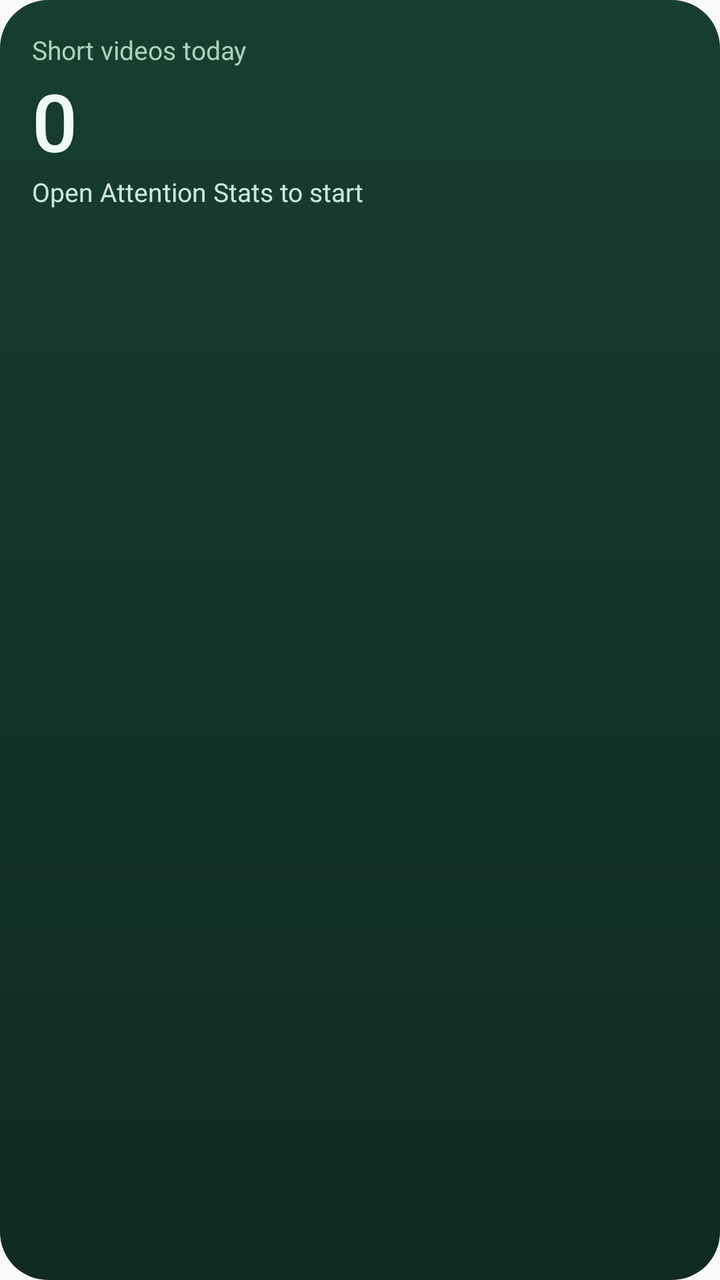
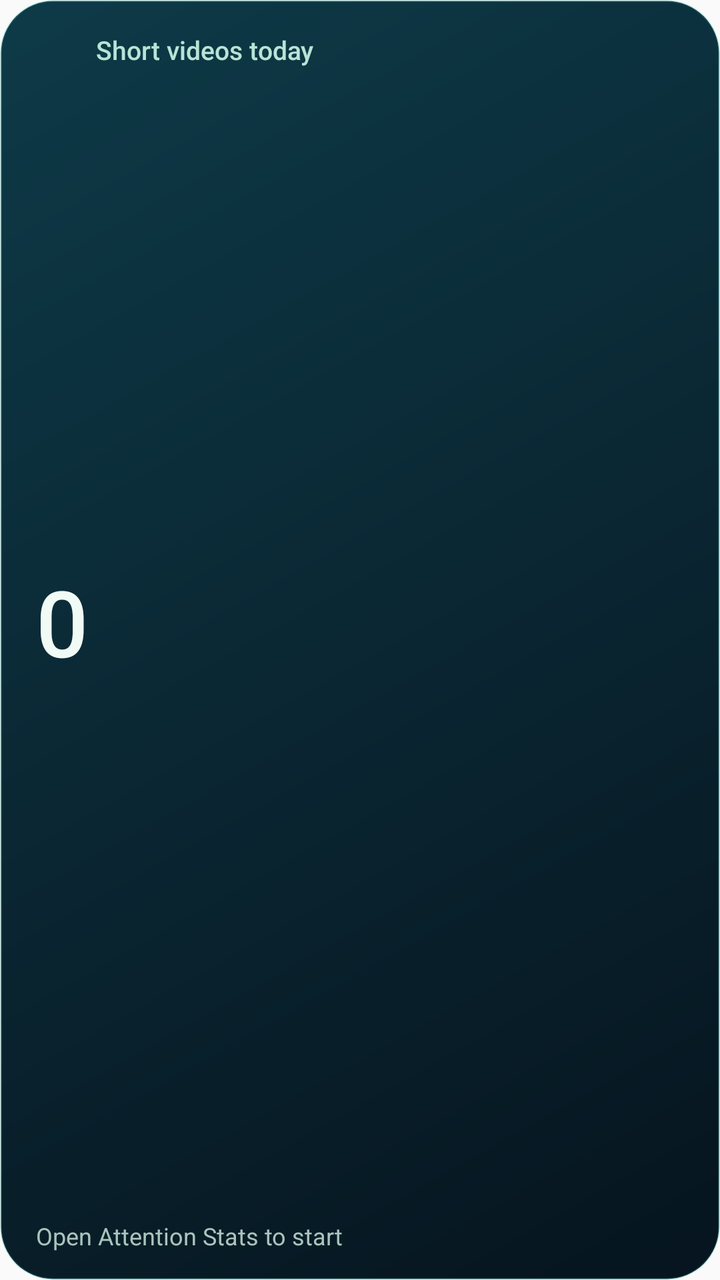

Two renders of the same Android screen: before a commit and after it. Below are the layout's source before the change and the commit's diff.
<!-- AndroidManifest.xml: application theme AppTheme -->
<!-- res/layout/widget_today.xml -->
<?xml version="1.0" encoding="utf-8"?>
<LinearLayout xmlns:android="http://schemas.android.com/apk/res/android"
    android:id="@+id/widget_root"
    android:layout_width="match_parent"
    android:layout_height="match_parent"
    android:background="@drawable/widget_bg"
    android:orientation="vertical"
    android:padding="16dp">
    <TextView
        android:layout_width="wrap_content"
        android:layout_height="wrap_content"
        android:text="@string/widget_title"
        android:textColor="#FFA9D2BF"
        android:textSize="13sp" />
    <TextView
        android:id="@+id/widget_count"
        android:layout_width="wrap_content"
        android:layout_height="wrap_content"
        android:fontFamily="sans-serif-medium"
        android:text="0"
        android:textColor="#FFF1FBF5"
        android:textSize="40sp" />
    <TextView
        android:id="@+id/widget_detail"
        android:layout_width="match_parent"
        android:layout_height="wrap_content"
        android:maxLines="2"
        android:text="@string/widget_empty"
        android:textColor="#FFCFE8DB"
        android:textSize="13sp" />
</LinearLayout>
<!-- resources referenced by this layout -->
<resources>
  <!-- drawable widget_bg (drawable) -->
  <?xml version="1.0" encoding="utf-8"?>
  <shape xmlns:android="http://schemas.android.com/apk/res/android" android:shape="rectangle">
      <gradient android:angle="270" android:startColor="#FF173E30" android:endColor="#FF0F2A20" />
      <corners android:radius="24dp" />
  </shape>
  <string name="widget_empty">Open Attention Stats to start</string>
  <string name="widget_title">Short videos today</string>
  <style name="AppTheme" parent="Theme.AppCompat.DayNight.NoActionBar">
          
          <item name="android:editTextBackground">@drawable/rn_edit_text_material</item>
      </style>
  <!-- drawable rn_edit_text_material (drawable) -->
  <?xml version="1.0" encoding="utf-8"?>
  <inset xmlns:android="http://schemas.android.com/apk/res/android"
         android:insetLeft="@dimen/abc_edit_text_inset_horizontal_material"
         android:insetRight="@dimen/abc_edit_text_inset_horizontal_material"
         android:insetTop="@dimen/abc_edit_text_inset_top_material"
         android:insetBottom="@dimen/abc_edit_text_inset_bottom_material"
         >
  
      <selector>
          
          <item android:state_enabled="false" android:drawable="@drawable/abc_textfield_default_mtrl_alpha"/>
          <item android:drawable="@drawable/abc_textfield_activated_mtrl_alpha"/>
      </selector>
  
  </inset>
</resources>

<!-- the commit's change to res/layout/widget_today.xml (unified diff, before → after) -->
@@ -5,27 +5,69 @@
     android:layout_height="match_parent"
     android:background="@drawable/widget_bg"
     android:orientation="vertical"
-    android:padding="16dp">
-    <TextView
-        android:layout_width="wrap_content"
+    android:paddingStart="18dp"
+    android:paddingTop="14dp"
+    android:paddingEnd="18dp"
+    android:paddingBottom="14dp">
+
+    <LinearLayout
+        android:layout_width="match_parent"
         android:layout_height="wrap_content"
-        android:text="@string/widget_title"
-        android:textColor="#FFA9D2BF"
-        android:textSize="13sp" />
-    <TextView
-        android:id="@+id/widget_count"
-        android:layout_width="wrap_content"
-        android:layout_height="wrap_content"
-        android:fontFamily="sans-serif-medium"
-        android:text="0"
-        android:textColor="#FFF1FBF5"
-        android:textSize="40sp" />
+        android:gravity="center_vertical"
+        android:orientation="horizontal">
+        <ImageView
+            android:layout_width="22dp"
+            android:layout_height="22dp"
+            android:contentDescription="@null"
+            android:src="@mipmap/ic_launcher_round" />
+        <TextView
+            android:id="@+id/widget_title"
+            android:layout_width="0dp"
+            android:layout_height="wrap_content"
+            android:layout_marginStart="8dp"
+            android:layout_weight="1"
+            android:ellipsize="end"
+            android:fontFamily="sans-serif-medium"
+            android:maxLines="1"
+            android:text="@string/widget_title"
+            android:textColor="#FFB7E4D6"
+            android:textSize="13sp" />
+    </LinearLayout>
+
+    <LinearLayout
+        android:layout_width="match_parent"
+        android:layout_height="0dp"
+        android:layout_weight="1"
+        android:gravity="center_vertical"
+        android:orientation="vertical">
+        <TextView
+            android:id="@+id/widget_count"
+            android:layout_width="wrap_content"
+            android:layout_height="wrap_content"
+            android:fontFamily="sans-serif-medium"
+            android:includeFontPadding="false"
+            android:maxLines="1"
+            android:text="0"
+            android:textColor="#FFF1FBF5"
+            android:textSize="46sp" />
+        <TextView
+            android:id="@+id/widget_unit"
+            android:layout_width="wrap_content"
+            android:layout_height="wrap_content"
+            android:layout_marginTop="2dp"
+            android:maxLines="1"
+            android:text=""
+            android:textColor="#FF8FE0BB"
+            android:textSize="13sp" />
+    </LinearLayout>
+
     <TextView
         android:id="@+id/widget_detail"
         android:layout_width="match_parent"
         android:layout_height="wrap_content"
+        android:ellipsize="end"
         android:maxLines="2"
         android:text="@string/widget_empty"
-        android:textColor="#FFCFE8DB"
-        android:textSize="13sp" />
+        android:textColor="#FFA9C4BC"
+        android:textSize="12sp" />
 </LinearLayout>
<!-- resource entries referenced after the edit -->
@@ -3,15 +3,23 @@
   <!-- drawable widget_bg (drawable) -->
   <?xml version="1.0" encoding="utf-8"?>
   <shape xmlns:android="http://schemas.android.com/apk/res/android" android:shape="rectangle">
-      <gradient android:angle="270" android:startColor="#FF173E30" android:endColor="#FF0F2A20" />
-      <corners android:radius="24dp" />
+      <gradient android:angle="315" android:startColor="#FF0E3A48" android:endColor="#FF06141E" />
+      <stroke android:width="1dp" android:color="#3354D6C4" />
+      <corners android:radius="26dp" />
   </shape>
+  <!-- mipmap ic_launcher_round (mipmap-anydpi-v26) -->
+  <?xml version="1.0" encoding="utf-8"?>
+  <adaptive-icon xmlns:android="http://schemas.android.com/apk/res/android">
+      <background android:drawable="@color/ic_launcher_background" />
+      <foreground android:drawable="@mipmap/ic_launcher_foreground" />
+  </adaptive-icon>
   <string name="widget_empty">Open Attention Stats to start</string>
   <string name="widget_title">Short videos today</string>
   <style name="AppTheme" parent="Theme.AppCompat.DayNight.NoActionBar">
           
           <item name="android:editTextBackground">@drawable/rn_edit_text_material</item>
       </style>
+  <color name="ic_launcher_background">#00081E</color>
   <!-- drawable rn_edit_text_material (drawable) -->
   <?xml version="1.0" encoding="utf-8"?>
   <inset xmlns:android="http://schemas.android.com/apk/res/android"
